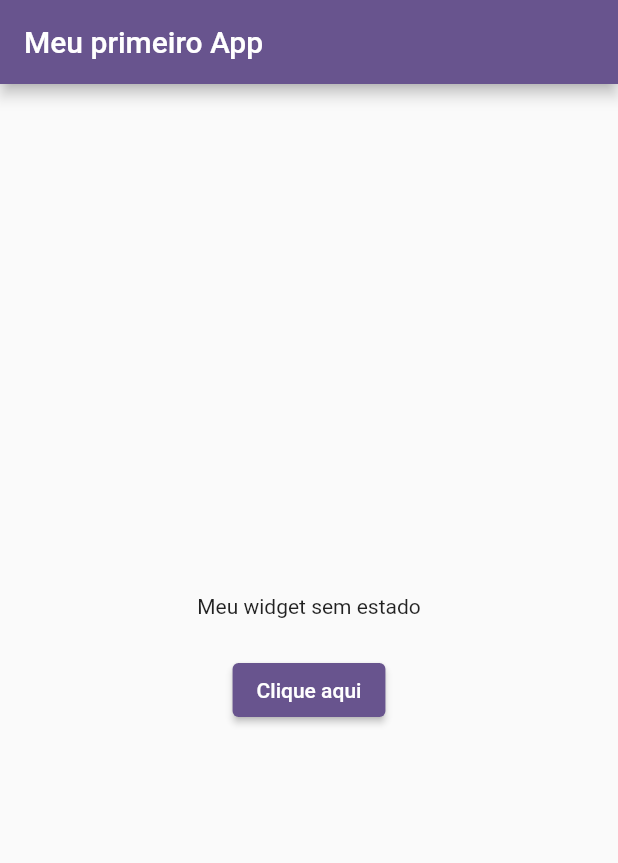
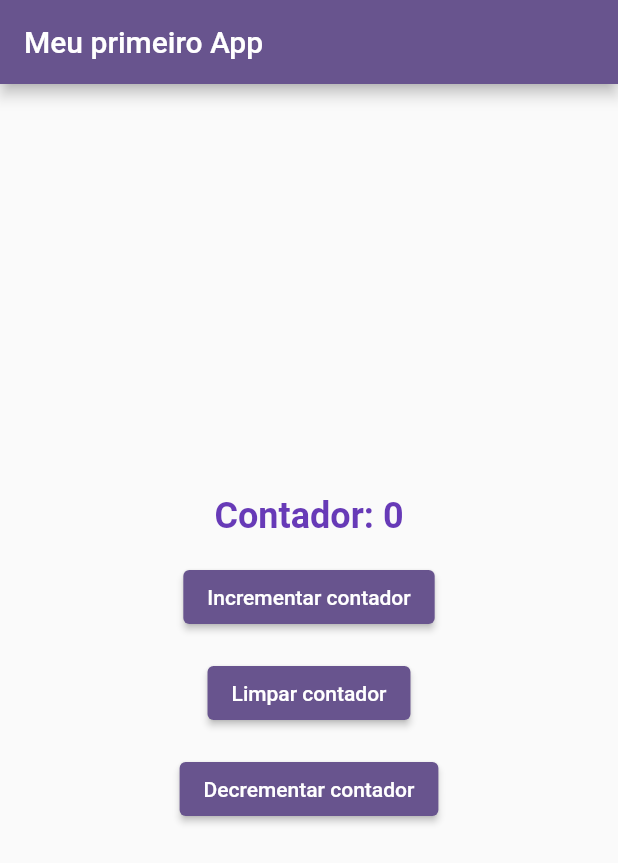
Before and after one commit to pjonas21/curso_flutter, a Flutter app: the screen it shows after launch, on a phone screen of 412 x 824 dp. Shown: the top 863 px of the screen. Run offline on Flutter 3.47's test engine with Material 3 defaults, Android fonts, the light colour scheme and no system bars.

Commit message:
Add Pessoa model and implement MeuStatefulWidget and MeuStatelessWidget with counter functionality

```diff
--- a/lib/main.dart
+++ b/lib/main.dart
@@ -1,3 +1,5 @@
+import 'package:curso_flutter/widgets/meu_statefull_widget.dart';
+import 'package:curso_flutter/widgets/meu_stateless_widget.dart';
 import 'package:flutter/material.dart';
 
 void main() {
@@ -22,23 +24,3 @@ class MyApp extends StatelessWidget {
     );
   }
 }
-
-class MeuStatelessWidget extends StatelessWidget {
-  const MeuStatelessWidget({super.key});
-
-  @override
-  Widget build(BuildContext context) {
-    return Column(
-      mainAxisAlignment: MainAxisAlignment.center,
-      crossAxisAlignment: CrossAxisAlignment.center,
-      children: [
-        Row(
-          mainAxisAlignment: MainAxisAlignment.center,
-          children: [Text("Meu widget sem estado")],
-        ),
-        SizedBox(height: 24),
-        ElevatedButton(onPressed: () {}, child: Text("Clique aqui")),
-      ],
-    );
-  }
-}
--- /dev/null
+++ b/lib/widgets/meu_statefull_widget.dart
@@ -0,0 +1,25 @@
+import 'package:flutter/material.dart';
+
+class MeuStatefulWidget extends StatefulWidget {
+  final void Function() callback;
+  const MeuStatefulWidget({super.key, required this.callback});
+
+  @override
+  State<MeuStatefulWidget> createState() => _MeuStatefulWidgetState();
+}
+
+class _MeuStatefulWidgetState extends State<MeuStatefulWidget> {
+  @override
+  Widget build(BuildContext context) {
+    return Column(
+      children: [
+        ElevatedButton(
+          onPressed: () {
+            widget.callback();
+          },
+          child: Text("Decrementar contador"),
+        ),
+      ],
+    );
+  }
+}
--- /dev/null
+++ b/lib/widgets/meu_stateless_widget.dart
@@ -0,0 +1,66 @@
+import 'package:curso_flutter/widgets/meu_statefull_widget.dart';
+import 'package:flutter/material.dart';
+
+class MeuStatelessWidget extends StatefulWidget {
+  const MeuStatelessWidget({super.key});
+
+  @override
+  State<MeuStatelessWidget> createState() => _MeuStatelessWidgetState();
+}
+
+class _MeuStatelessWidgetState extends State<MeuStatelessWidget> {
+  int count = 0;
+
+  void incrementCounter() {
+    setState(() {
+      count++;
+    });
+  }
+
+  void decrementCounter() {
+    setState(() {
+      count--;
+    });
+  }
+
+  @override
+  Widget build(BuildContext context) {
+    return Column(
+      mainAxisAlignment: MainAxisAlignment.center,
+      crossAxisAlignment: CrossAxisAlignment.center,
+      children: [
+        Row(
+          mainAxisAlignment: MainAxisAlignment.center,
+          children: [
+            Text(
+              "Contador: $count",
+              style: TextStyle(
+                fontSize: 24,
+                fontWeight: FontWeight.w600,
+                color: Colors.deepPurple,
+              ),
+            ),
+          ],
+        ),
+        SizedBox(height: 16),
+        ElevatedButton(
+          onPressed: () {
+            incrementCounter();
+          },
+          child: Text("Incrementar contador"),
+        ),
+        SizedBox(height: 16),
+        ElevatedButton(
+          onPressed: () {
+            setState(() {
+              count = 0;
+            });
+          },
+          child: Text("Limpar contador"),
+        ),
+        SizedBox(height: 16),
+        MeuStatefulWidget(callback: decrementCounter),
+      ],
+    );
+  }
+}
```
Also changed, not shown: lib/models/pessoa.dart (added, +13 -0 lines).
